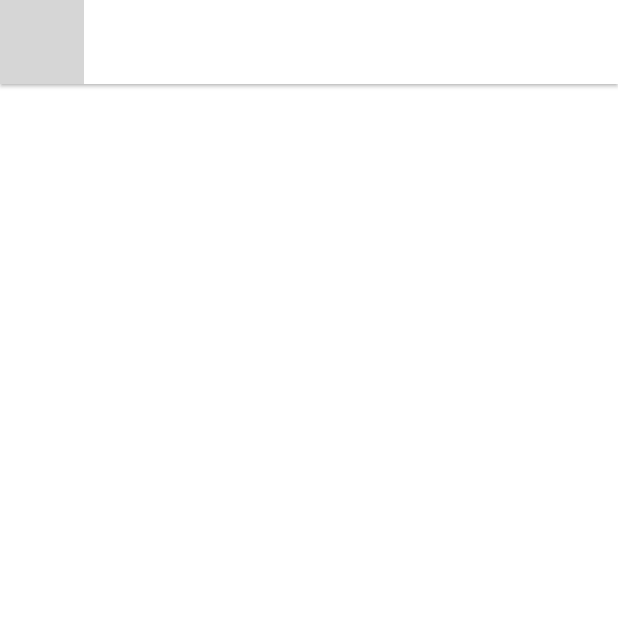
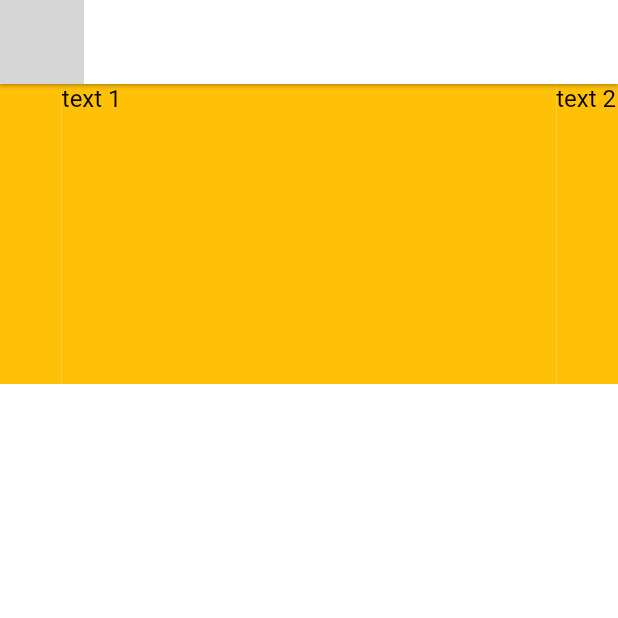
Before and after one commit to DevTiago/food_app, a Flutter app: the screen it shows after launch, on a phone screen of 412 x 824 dp, the top half of it. Run offline on Flutter 3.47's test engine with Material 2 defaults, Android fonts, the phone set to English and light mode, and no system bars; drawn by our look-alikes of carousel_slider; our stand-ins replace flutter_spinkit, page_transition; network calls fail; grey boxes are pictures that could not be loaded.

```diff
--- /dev/null
+++ b/lib/components/carousel.dart
@@ -0,0 +1,25 @@
+import 'package:flutter/material.dart';
+import 'package:carousel_slider/carousel_slider.dart';
+
+
+class Carousel extends StatelessWidget {
+  @override
+  Widget build(BuildContext context) {
+    return CarouselSlider(
+      options: CarouselOptions(height: 200.0, enableInfiniteScroll: true, autoPlay: true,),
+      items: [1,2,3,4,5].map((i) {
+        return Builder(
+          builder: (BuildContext context) {
+            return Container(
+                width: MediaQuery.of(context).size.width,
+                decoration: BoxDecoration(
+                    color: Colors.amber
+                ),
+                child: Text('text $i', style: TextStyle(fontSize: 16.0),)
+            );
+          },
+        );
+      }).toList(),
+    );
+  }
+}
--- a/lib/initial/initial_screen.dart
+++ b/lib/initial/initial_screen.dart
@@ -1,4 +1,5 @@
 import 'package:flutter/material.dart';
+import 'package:food_app/components/carousel.dart';
 
 class InitialScreen extends StatefulWidget {
   @override
@@ -18,6 +19,7 @@ class _InitialScreenState extends State<InitialScreen> {
           }
         ),
       ),
+      body: Carousel(),
     );
   }
 }
```
